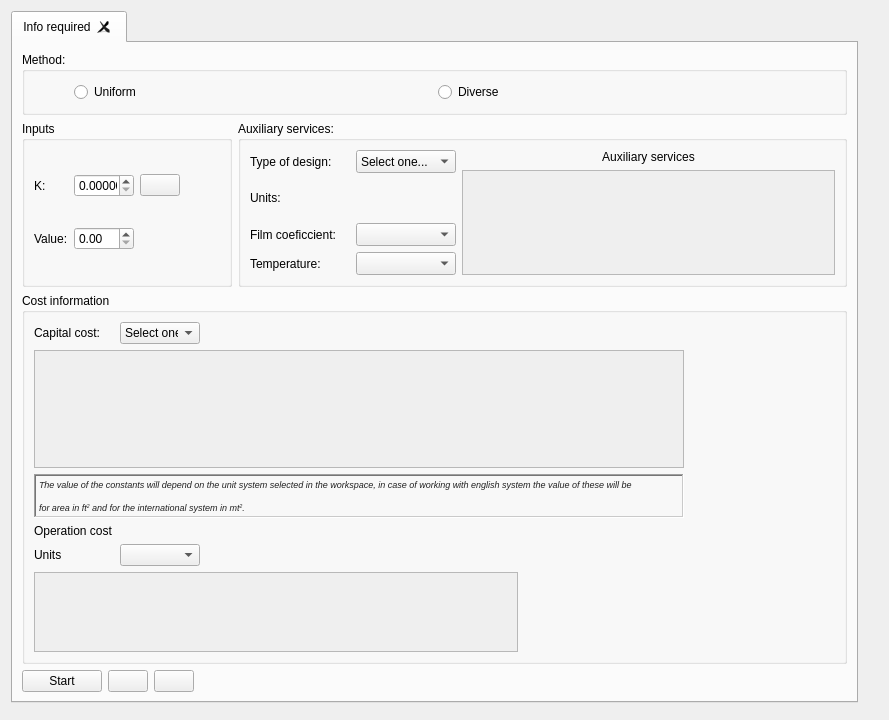
The window that networkdesign.ui (Gahemo0306/SHEN_ACTUALIZADO) describes before a commit, drawn with Qt 5.
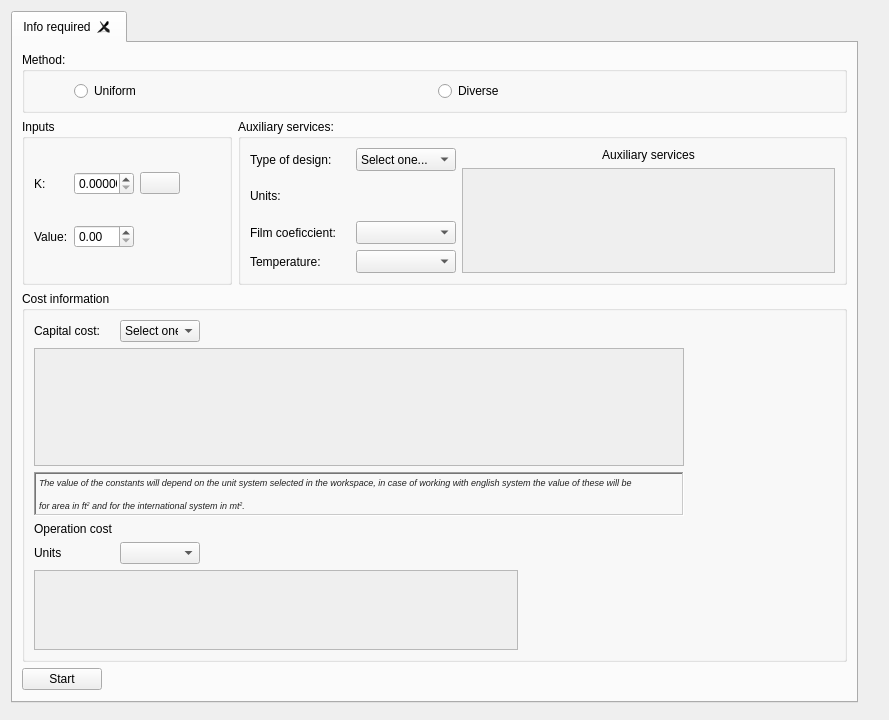
The same window after the commit. Icons and pictures are not drawn.

What changed in the file:
```diff
--- a/networkdesign.ui
+++ b/networkdesign.ui
@@ -7,7 +7,7 @@
     <x>0</x>
     <y>0</y>
     <width>889</width>
-    <height>692</height>
+    <height>701</height>
    </rect>
   </property>
   <property name="windowTitle">
@@ -515,7 +515,7 @@
        </item>
        <item row="2" column="0">
         <layout class="QGridLayout" name="gridLayout_5">
-         <item row="0" column="3">
+         <item row="0" column="1">
           <spacer name="horizontalSpacer_4">
            <property name="orientation">
             <enum>Qt::Horizontal</enum>
@@ -528,20 +528,6 @@
            </property>
           </spacer>
          </item>
-         <item row="0" column="2">
-          <widget class="QPushButton" name="pushButton">
-           <property name="text">
-            <string/>
-           </property>
-          </widget>
-         </item>
-         <item row="0" column="1">
-          <widget class="QPushButton" name="pushButton_3">
-           <property name="text">
-            <string/>
-           </property>
-          </widget>
-         </item>
          <item row="0" column="0">
           <widget class="QPushButton" name="Start">
            <property name="text">
@@ -551,6 +537,19 @@
          </item>
         </layout>
        </item>
+       <item row="3" column="0">
+        <spacer name="verticalSpacer_2">
+         <property name="orientation">
+          <enum>Qt::Vertical</enum>
+         </property>
+         <property name="sizeHint" stdset="0">
+          <size>
+           <width>20</width>
+           <height>40</height>
+          </size>
+         </property>
+        </spacer>
+       </item>
       </layout>
      </widget>
     </widget>
```
